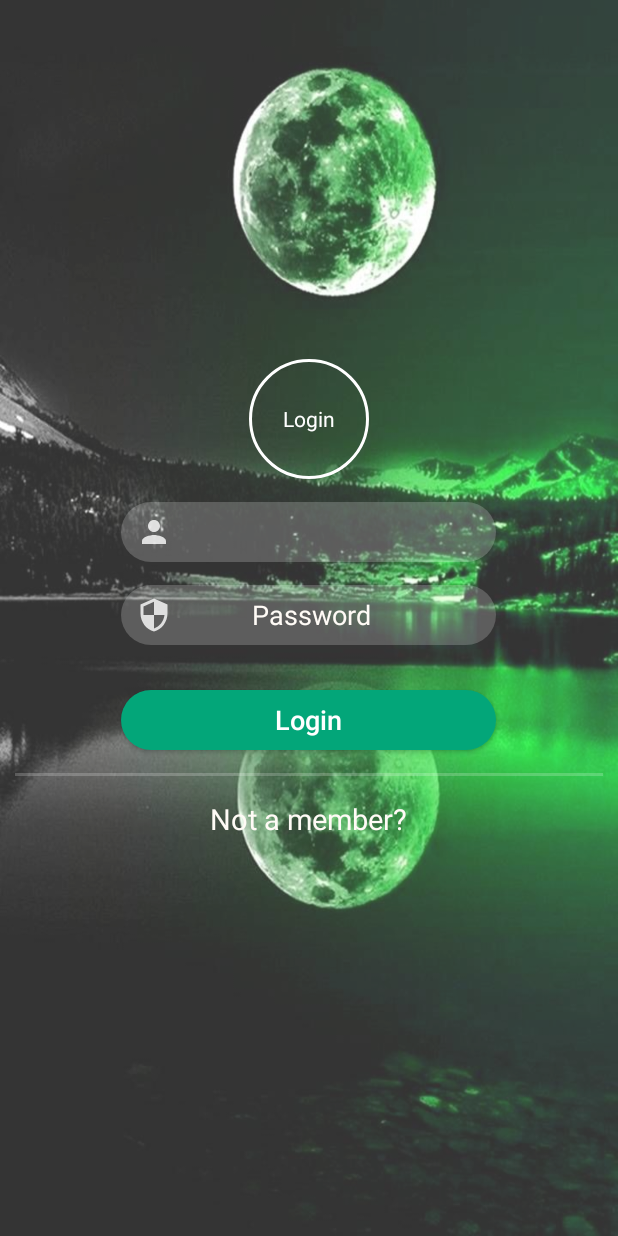
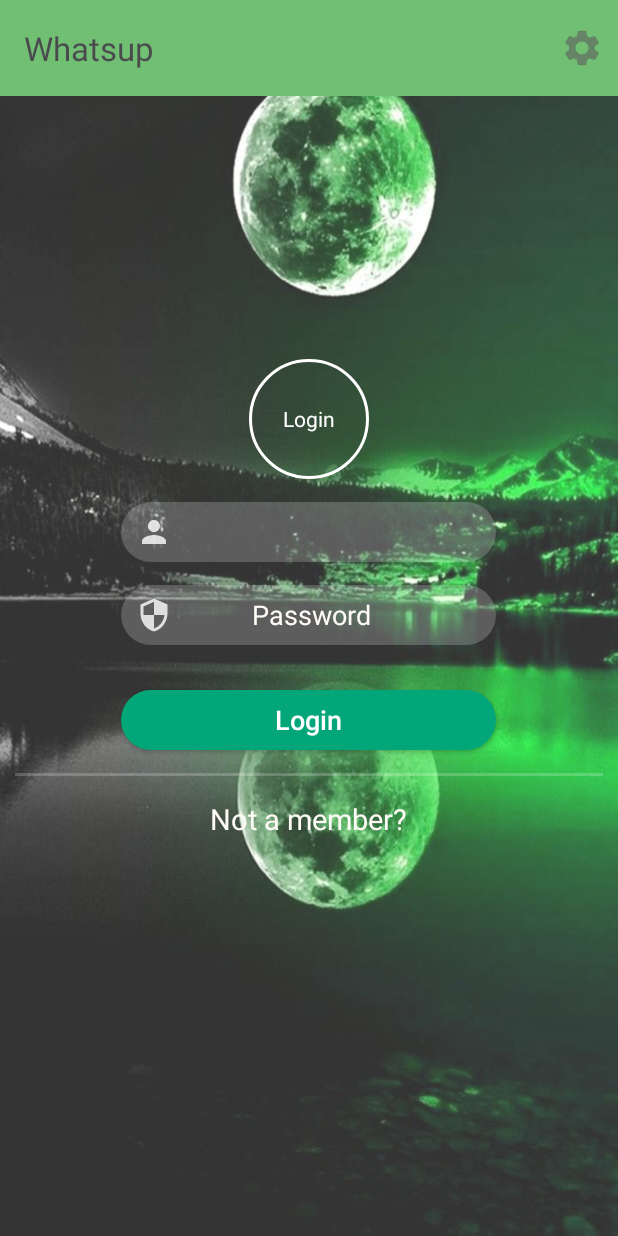
Before and after one commit to ishayasulin/Whatsup, an Android app: the screen it shows after launch (Login), on a phone screen of 412 x 824 dp. Run offline under Robolectric (Android 15) with nearby library versions, the phone set to English and light mode, and no system bars; our stand-ins replace Room's generated code.

Commit message:
added setting menu

```diff
--- a/app/src/main/java/com/example/whatsup/activities/Login.java
+++ b/app/src/main/java/com/example/whatsup/activities/Login.java
@@ -2,9 +2,14 @@ package com.example.whatsup.activities;
 
 import android.content.Intent;
 import android.os.Bundle;
+import android.view.Menu;
+import android.view.MenuInflater;
+import android.view.MenuItem;
 import android.view.View;
 
+import androidx.annotation.NonNull;
 import androidx.appcompat.app.AppCompatActivity;
+import androidx.appcompat.widget.Toolbar;
 import androidx.lifecycle.ViewModelProvider;
 
 import com.example.whatsup.R;
@@ -27,6 +32,9 @@ public class Login extends AppCompatActivity {
         binding = ActivityLoginBinding.inflate(getLayoutInflater());
         View view = binding.getRoot();
         setContentView(view);
+        Toolbar toolbar = (Toolbar) findViewById(R.id.toolbar);
+        // using toolbar as ActionBar
+        setSupportActionBar(toolbar);
 
         viewModel = new ViewModelProvider(this).get(LoginViewModel.class);
         binding.toRegister.setOnClickListener(v -> {
@@ -88,4 +96,17 @@ public class Login extends AppCompatActivity {
 
         });
     }
+    @Override
+    public boolean onCreateOptionsMenu(Menu menu) {
+        MenuInflater inflater = getMenuInflater();
+        inflater.inflate(R.menu.menu, menu);
+        return true;
+    }
+
+    @Override
+    public boolean onOptionsItemSelected(@NonNull MenuItem item) {
+        Intent intent = new Intent(this, Settings.class);
+        startActivity(intent);
+        return super.onOptionsItemSelected(item);
+    }
 }
--- /dev/null
+++ b/app/src/main/res/drawable-anydpi/ic_settings.xml
@@ -0,0 +1,16 @@
+<vector xmlns:android="http://schemas.android.com/apk/res/android"
+    android:width="24dp"
+    android:height="24dp"
+    android:viewportWidth="24"
+    android:viewportHeight="24"
+    android:tint="#333333"
+    android:alpha="0.6">
+  <group android:scaleX="1.2"
+      android:scaleY="1.2"
+      android:translateX="-2.4"
+      android:translateY="-2.4">
+    <path
+        android:fillColor="@android:color/white"
+        android:pathData="M19.14,12.94c0.04,-0.3 0.06,-0.61 0.06,-0.94c0,-0.32 -0.02,-0.64 -0.07,-0.94l2.03,-1.58c0.18,-0.14 0.23,-0.41 0.12,-0.61l-1.92,-3.32c-0.12,-0.22 -0.37,-0.29 -0.59,-0.22l-2.39,0.96c-0.5,-0.38 -1.03,-0.7 -1.62,-0.94L14.4,2.81c-0.04,-0.24 -0.24,-0.41 -0.48,-0.41h-3.84c-0.24,0 -0.43,0.17 -0.47,0.41L9.25,5.35C8.66,5.59 8.12,5.92 7.63,6.29L5.24,5.33c-0.22,-0.08 -0.47,0 -0.59,0.22L2.74,8.87C2.62,9.08 2.66,9.34 2.86,9.48l2.03,1.58C4.84,11.36 4.8,11.69 4.8,12s0.02,0.64 0.07,0.94l-2.03,1.58c-0.18,0.14 -0.23,0.41 -0.12,0.61l1.92,3.32c0.12,0.22 0.37,0.29 0.59,0.22l2.39,-0.96c0.5,0.38 1.03,0.7 1.62,0.94l0.36,2.54c0.05,0.24 0.24,0.41 0.48,0.41h3.84c0.24,0 0.44,-0.17 0.47,-0.41l0.36,-2.54c0.59,-0.24 1.13,-0.56 1.62,-0.94l2.39,0.96c0.22,0.08 0.47,0 0.59,-0.22l1.92,-3.32c0.12,-0.22 0.07,-0.47 -0.12,-0.61L19.14,12.94zM12,15.6c-1.98,0 -3.6,-1.62 -3.6,-3.6s1.62,-3.6 3.6,-3.6s3.6,1.62 3.6,3.6S13.98,15.6 12,15.6z"/>
+  </group>
+</vector>
--- a/app/src/main/res/layout/activity_login.xml
+++ b/app/src/main/res/layout/activity_login.xml
@@ -6,7 +6,9 @@
     android:layout_height="match_parent"
     android:background="@drawable/wallpaper2"
     tools:context=".activities.Login">
-
+    <include
+        android:id="@+id/toolbar"
+        layout="@layout/toolbar" />
     <LinearLayout
         android:layout_width="match_parent"
         android:layout_height="match_parent"
--- /dev/null
+++ b/app/src/main/res/layout/toolbar.xml
@@ -0,0 +1,12 @@
+<?xml version="1.0" encoding="utf-8"?>
+<androidx.appcompat.widget.Toolbar
+    android:id="@+id/toolbar"
+    android:layout_width="match_parent"
+    android:layout_height="wrap_content"
+    android:background="#4CAF50"
+    android:minHeight="?attr/actionBarSize"
+    android:theme="?attr/actionBarTheme"
+    tools:layout_editor_absoluteX="0dp"
+    tools:layout_editor_absoluteY="0dp"
+    xmlns:tools="http://schemas.android.com/tools"
+    xmlns:android="http://schemas.android.com/apk/res/android" />
--- /dev/null
+++ b/app/src/main/res/menu/menu.xml
@@ -0,0 +1,9 @@
+<?xml version="1.0" encoding="utf-8"?>
+<menu xmlns:android="http://schemas.android.com/apk/res/android"
+    xmlns:app="http://schemas.android.com/apk/res-auto">
+    <item android:id="@+id/settings"
+        android:title="@string/settings"
+        android:icon="@drawable/ic_settings"
+        app:showAsAction="always"
+        />
+</menu>
--- a/app/src/main/res/values-night/themes.xml
+++ b/app/src/main/res/values-night/themes.xml
@@ -1,7 +1,10 @@
 <resources xmlns:tools="http://schemas.android.com/tools">
     <!-- Base application theme. -->
-    <style name="Base.Theme.Whatsup" parent="Theme.Material3.DayNight.NoActionBar">
-        <!-- Customize your dark theme here. -->
-        <!-- <item name="colorPrimary">@color/my_dark_primary</item> -->
+    <style name="Base.Theme.Whatsup" parent="Theme.Material3.DayNight">
+        <item name="colorPrimary">#03A679</item>
+        <item name="colorPrimaryDark">#03A679</item>
+        <item name="colorAccent">#03A679</item>
+        <item name="windowActionBar">false</item>
+        <item name="windowNoTitle">true</item>
     </style>
 </resources>
--- a/app/src/main/res/values/strings.xml
+++ b/app/src/main/res/values/strings.xml
@@ -12,4 +12,5 @@
     <string name="add">Add</string>
     <string name="already_have_an_account">Already have an account?</string>
     <string name="BaseUrl">10.0.2.2:5000</string>
+    <string name="settings">settings</string>
 </resources>
--- a/app/src/main/res/values/themes.xml
+++ b/app/src/main/res/values/themes.xml
@@ -1,8 +1,12 @@
 <resources xmlns:tools="http://schemas.android.com/tools">
     <!-- Base application theme. -->
-    <style name="Base.Theme.Whatsup" parent="Theme.Material3.DayNight.NoActionBar">
-        <!-- Customize your light theme here. -->
-        <!-- <item name="colorPrimary">@color/my_light_primary</item> -->
+    <style name="Base.Theme.Whatsup" parent="Theme.Material3.DayNight">
+        <!-- Customize your theme here. -->
+        <item name="colorPrimary">#03A679</item>
+        <item name="colorPrimaryDark">#03A679</item>
+        <item name="colorAccent">#03A679</item>
+        <item name="windowActionBar">false</item>
+        <item name="windowNoTitle">true</item>
     </style>
 
     <style name="Theme.Whatsup" parent="Base.Theme.Whatsup" />
```
Also changed, not shown: app/src/main/AndroidManifest.xml (+7 -3 lines), app/src/main/java/com/example/whatsup/activities/Chats.java (+22 -1 lines), app/src/main/java/com/example/whatsup/activities/Register.java (+26 -0 lines), app/src/main/java/com/example/whatsup/activities/Settings.java (added, +16 -0 lines), app/src/main/res/layout/activity_settings.xml (added, +9 -0 lines), app/src/main/res/drawable-hdpi/ic_settings.png (added), app/src/main/res/drawable-mdpi/ic_settings.png (added), app/src/main/res/drawable-xhdpi/ic_settings.png (added), app/src/main/res/drawable-xxhdpi/ic_settings.png (added).
